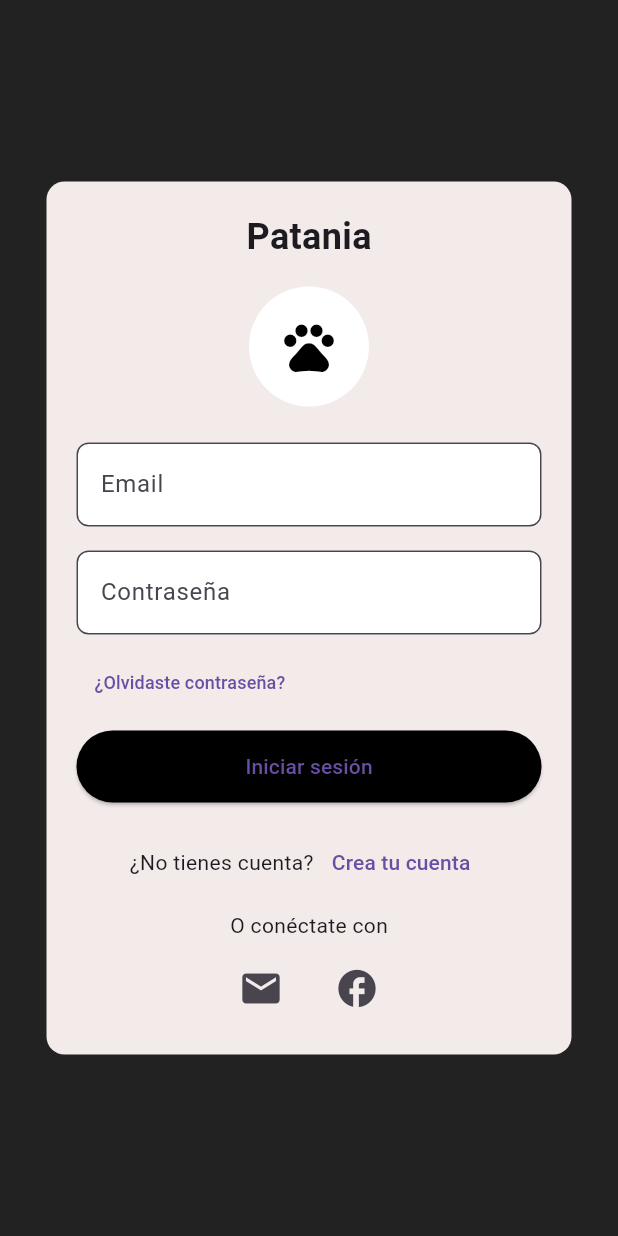
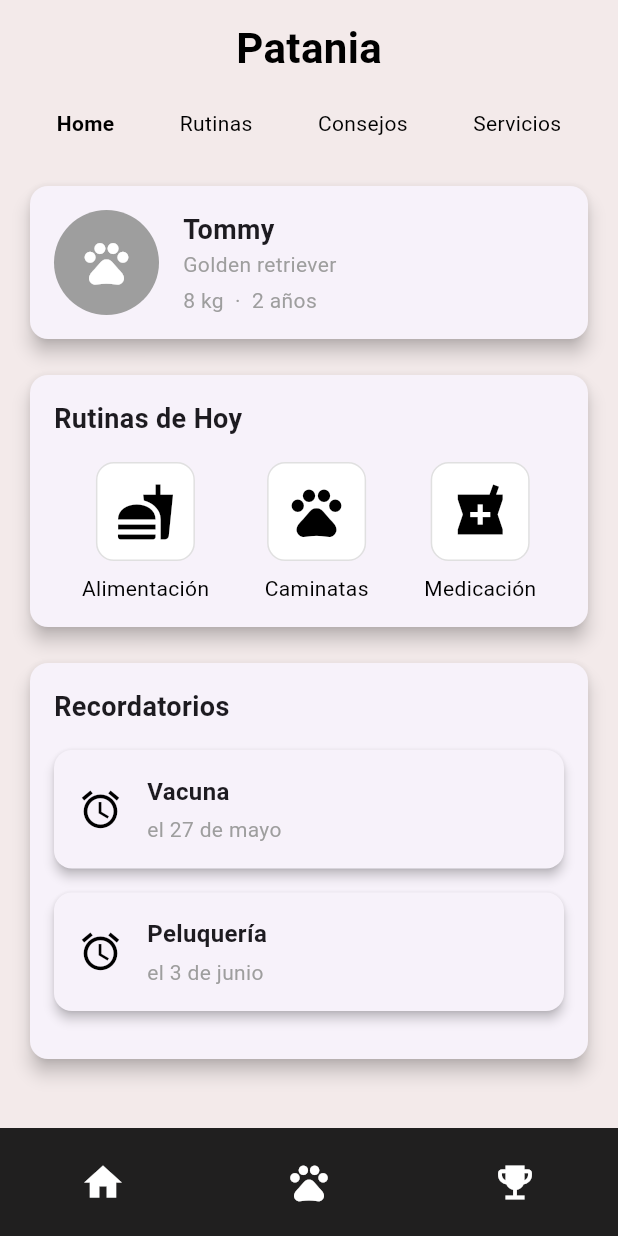
Before and after one commit to jmacabrera/Patania, a Flutter app: the screen it shows after launch, on a phone screen of 412 x 824 dp. Run offline on Flutter 3.47's test engine with Material 3 defaults, Android fonts, the phone set to English and light mode, and no system bars.

Commit message:
feat: Implementacion de HomeScreen y formulario de registro con UI ajustada

```diff
--- /dev/null
+++ b/lib/home_pr.dart
@@ -0,0 +1,320 @@
+import 'package:flutter/material.dart';
+
+// Definición de la pantalla principal (Home) como un StatefulWidget
+// porque contendrá estado (ej. la selección de la pestaña superior)
+class HomeScreen extends StatefulWidget {
+  const HomeScreen({super.key});
+
+  @override
+  State<HomeScreen> createState() => _HomeScreenState();
+}
+
+class _HomeScreenState extends State<HomeScreen> {
+  // Índice para controlar la pestaña seleccionada en la navegación superior
+  int _selectedTabIndex =
+      0; // 0 para Home, 1 para Rutinas, 2 para Consejos, 3 para Servicios
+
+  // Función para construir cada pestaña de navegación superior
+  Widget _buildNavTab(String label, int index) {
+    // GestureDetector para hacer que el texto sea clickeable
+    return GestureDetector(
+      onTap: () {
+        setState(() {
+          _selectedTabIndex =
+              index; // Actualiza el índice de la pestaña seleccionada
+          // Aquí puedes añadir lógica para cambiar el contenido de la pantalla
+          // basado en la pestaña seleccionada, o navegar a otras pantallas.
+          debugPrint('Pestaña seleccionada: $label');
+        });
+      },
+      child: Column(
+        children: [
+          Text(
+            label,
+            style: TextStyle(
+              fontWeight: _selectedTabIndex == index
+                  ? FontWeight.bold
+                  : FontWeight.normal,
+              // Eliminado el subrayado del texto de la pestaña seleccionada
+              decoration: TextDecoration.none, // Siempre sin subrayado
+              color: Colors.black, // El texto de las pestañas es negro
+            ),
+          ),
+          // Eliminado el indicador de línea debajo de la pestaña seleccionada
+          // if (_selectedTabIndex == index)
+          //   Container(
+          //     margin: const EdgeInsets.only(top: 4),
+          //     height: 2,
+          //     width: 30,
+          //     color: Colors.black, // Indicador debajo de la pestaña seleccionada
+          //   ),
+        ],
+      ),
+    );
+  }
+
+  // Función para construir un icono de rutina
+  Widget _buildRoutineIcon(IconData icon, String label) {
+    return Column(
+      children: [
+        Container(
+          padding: const EdgeInsets.all(12),
+          decoration: BoxDecoration(
+            color: Colors.white, // Fondo blanco para los iconos de rutina
+            borderRadius: BorderRadius.circular(12),
+            border: Border.all(color: Colors.grey[300]!), // Borde sutil
+          ),
+          child: Icon(icon,
+              size: 40,
+              color: Colors.black), // Icono de rutina (ej. hueso, pata)
+        ),
+        const SizedBox(height: 8),
+        Text(label,
+            style: const TextStyle(color: Colors.black)), // Texto del icono
+      ],
+    );
+  }
+
+  // Función para construir una tarjeta de recordatorio
+  Widget _buildReminderCard(IconData icon, String title, String date) {
+    return Card(
+      elevation: 3, // Sombra para la tarjeta de recordatorio
+      shape: RoundedRectangleBorder(borderRadius: BorderRadius.circular(12)),
+      margin: const EdgeInsets.only(bottom: 16),
+      child: Padding(
+        padding: const EdgeInsets.all(16),
+        child: Row(
+          children: [
+            Icon(icon,
+                size: 30,
+                color: Colors.black), // Icono del recordatorio (ej. reloj)
+            const SizedBox(width: 16),
+            Column(
+              crossAxisAlignment: CrossAxisAlignment.start,
+              children: [
+                Text(title,
+                    style: const TextStyle(
+                        fontWeight: FontWeight.bold,
+                        fontSize: 16)), // Título del recordatorio
+                const SizedBox(height: 4),
+                Text(date,
+                    style: const TextStyle(
+                        color: Colors.grey)), // Fecha del recordatorio
+              ],
+            ),
+          ],
+        ),
+      ),
+    );
+  }
+
+  @override
+  Widget build(BuildContext context) {
+    return Scaffold(
+      // El fondo de la pantalla Home es un color claro
+      backgroundColor:
+          const Color(0xFFF3EAEA), // Color de fondo claro como en la imagen
+      body: SafeArea(
+        // Asegura que el contenido no invada la barra de estado superior
+        child: Column(
+          children: [
+            // Sección superior (Título "Patania" y navegación de pestañas)
+            Container(
+              color: const Color(0xFFF3EAEA), // Fondo de esta sección
+              padding:
+                  const EdgeInsets.symmetric(vertical: 12.0, horizontal: 16.0),
+              child: Column(
+                children: [
+                  // Título principal de la aplicación
+                  const Text(
+                    'Patania',
+                    style: TextStyle(
+                      fontSize: 28.0,
+                      fontWeight: FontWeight.bold,
+                      color: Colors.black,
+                    ),
+                  ),
+                  const SizedBox(height: 20.0),
+                  // Navegación de pestañas (Home, Rutinas, Consejos, Servicios)
+                  Row(
+                    mainAxisAlignment: MainAxisAlignment.spaceAround,
+                    children: [
+                      _buildNavTab('Home', 0),
+                      _buildNavTab('Rutinas', 1),
+                      _buildNavTab('Consejos', 2),
+                      _buildNavTab('Servicios', 3),
+                    ],
+                  ),
+                ],
+              ),
+            ),
+            // La imagen del diseño tiene un espacio vertical
+            const SizedBox(height: 16.0),
+
+            // *******************************************************************
+            // INICIO DE LA CORRECCIÓN DE DESBORDAMIENTO
+            // Envolvemos el contenido principal en Expanded y SingleChildScrollView
+            // *******************************************************************
+            Expanded(
+              child: SingleChildScrollView(
+                child: Column(
+                  // Esta columna contendrá todas las tarjetas y secciones que necesitan scroll
+                  children: [
+                    // Sección de perfil de la mascota (Tommy)
+                    Padding(
+                      padding: const EdgeInsets.symmetric(horizontal: 16.0),
+                      child: Card(
+                        elevation: 5, // Sombra para la tarjeta de perfil
+                        shape: RoundedRectangleBorder(
+                            borderRadius: BorderRadius.circular(12)),
+                        child: Padding(
+                          padding: const EdgeInsets.all(16.0),
+                          child: Row(
+                            children: [
+                              // Imagen de Tommy (reemplaza con tu asset de imagen)
+                              const CircleAvatar(
+                                radius: 35,
+                                // backgroundImage: AssetImage('assets/tommy_dog.png'), // Asume que tienes esta imagen en 'assets/'
+                                backgroundColor: Colors
+                                    .grey, // Placeholder si no tienes la imagen
+                                child: Icon(Icons.pets,
+                                    size: 35,
+                                    color:
+                                        Colors.white), // Icono de placeholder
+                              ),
+                              const SizedBox(width: 16),
+                              Column(
+                                crossAxisAlignment: CrossAxisAlignment.start,
+                                children: [
+                                  const Text('Tommy',
+                                      style: TextStyle(
+                                          fontWeight: FontWeight.bold,
+                                          fontSize: 18)),
+                                  const Text('Golden retriever',
+                                      style: TextStyle(color: Colors.grey)),
+                                  const SizedBox(height: 4),
+                                  const Text('8 kg  ·  2 años',
+                                      style: TextStyle(color: Colors.grey)),
+                                ],
+                              ),
+                            ],
+                          ),
+                        ),
+                      ),
+                    ),
+                    const SizedBox(height: 16.0),
+
+                    // Sección "Rutinas de Hoy"
+                    Padding(
+                      padding: const EdgeInsets.symmetric(horizontal: 16.0),
+                      child: Card(
+                        elevation: 5,
+                        shape: RoundedRectangleBorder(
+                            borderRadius: BorderRadius.circular(12)),
+                        child: Padding(
+                          padding: const EdgeInsets.all(16.0),
+                          child: Column(
+                            crossAxisAlignment: CrossAxisAlignment.start,
+                            children: [
+                              const Text('Rutinas de Hoy',
+                                  style: TextStyle(
+                                      fontWeight: FontWeight.bold,
+                                      fontSize: 18)),
+                              const SizedBox(height: 16),
+                              Row(
+                                mainAxisAlignment: MainAxisAlignment
+                                    .spaceAround, // Espacio equitativo entre iconos
+                                children: [
+                                  _buildRoutineIcon(Icons.fastfood,
+                                      'Alimentación'), // Icono de comida
+                                  _buildRoutineIcon(Icons.pets,
+                                      'Caminatas'), // Icono de pata o paseo
+                                  _buildRoutineIcon(Icons.local_pharmacy,
+                                      'Medicación'), // Icono de medicina
+                                ],
+                              ),
+                            ],
+                          ),
+                        ),
+                      ),
+                    ),
+                    const SizedBox(height: 16.0),
+
+                    // Sección "Recordatorios"
+                    Padding(
+                      padding: const EdgeInsets.symmetric(horizontal: 16.0),
+                      child: Card(
+                        elevation: 5,
+                        shape: RoundedRectangleBorder(
+                            borderRadius: BorderRadius.circular(12)),
+                        child: Padding(
+                          padding: const EdgeInsets.all(16.0),
+                          child: Column(
+                            crossAxisAlignment: CrossAxisAlignment.start,
+                            children: [
+                              const Text('Recordatorios',
+                                  style: TextStyle(
+                                      fontWeight: FontWeight.bold,
+                                      fontSize: 18)),
+                              const SizedBox(height: 16),
+                              _buildReminderCard(Icons.alarm, 'Vacuna',
+                                  'el 27 de mayo'), // Icono de alarma
+                              _buildReminderCard(Icons.alarm, 'Peluquería',
+                                  'el 3 de junio'), // Icono de alarma
+                              // Puedes añadir más recordatorios aquí y la pantalla hará scroll
+                              // _buildReminderCard(Icons.alarm, 'Otro', 'Fecha'),
+                              // _buildReminderCard(Icons.alarm, 'Otro más', 'Fecha'),
+                            ],
+                          ),
+                        ),
+                      ),
+                    ),
+                    const SizedBox(
+                        height:
+                            16.0), // Espacio al final de la última tarjeta antes del borde de la pantalla
+                  ],
+                ),
+              ),
+            ),
+            // *******************************************************************
+            // FIN DE LA CORRECCIÓN DE DESBORDAMIENTO
+            // *******************************************************************
+          ],
+        ),
+      ),
+      // Barra de navegación inferior
+      bottomNavigationBar: Container(
+        color: Colors.black87, // Fondo oscuro para la barra inferior
+        padding: const EdgeInsets.symmetric(vertical: 12),
+        child: Row(
+          mainAxisAlignment: MainAxisAlignment.spaceAround,
+          children: [
+            IconButton(
+              icon: const Icon(Icons.home,
+                  color: Colors.white, size: 30), // Icono Home
+              onPressed: () {
+                // Lógica de navegación o estado
+                debugPrint('Navegar a Home');
+              },
+            ),
+            IconButton(
+              icon: const Icon(Icons.pets,
+                  color: Colors.white,
+                  size: 30), // Icono de mascota (ej. para rutinas/perfil)
+              onPressed: () {
+                debugPrint('Navegar a Rutinas o Perfil');
+              },
+            ),
+            IconButton(
+              icon: const Icon(Icons.emoji_events,
+                  color: Colors.white, size: 30), // Icono de premios/logros
+              onPressed: () {
+                debugPrint('Navegar a Logros');
+              },
+            ),
+          ],
+        ),
+      ),
+    );
+  }
+}
--- a/lib/main.dart
+++ b/lib/main.dart
@@ -1,5 +1,6 @@
 import 'package:flutter/material.dart';
-
+import 'package:patania_app/registro_form.dart';
+import 'package:patania_app/home_pr.dart';
 
 void main() => runApp(patania_app());
 
@@ -7,7 +8,7 @@ class patania_app extends StatelessWidget {
   @override
   Widget build(BuildContext context) {
     return MaterialApp(
-      home: LoginScreen(),
+      home: HomeScreen(),
       debugShowCheckedModeBanner: false,
     );
   }
@@ -45,7 +46,8 @@ class LoginScreen extends StatelessWidget {
                   hintText: 'Email',
                   filled: true,
                   fillColor: Colors.white,
-                  border: OutlineInputBorder(borderRadius: BorderRadius.circular(8)),
+                  border: OutlineInputBorder(
+                      borderRadius: BorderRadius.circular(8)),
                 ),
               ),
               SizedBox(height: 16),
@@ -55,7 +57,8 @@ class LoginScreen extends StatelessWidget {
                   hintText: 'Contraseña',
                   filled: true,
                   fillColor: Colors.white,
-                  border: OutlineInputBorder(borderRadius: BorderRadius.circular(8)),
+                  border: OutlineInputBorder(
+                      borderRadius: BorderRadius.circular(8)),
                 ),
               ),
               SizedBox(height: 8),
@@ -63,7 +66,8 @@ class LoginScreen extends StatelessWidget {
                 alignment: Alignment.centerLeft,
                 child: TextButton(
                   onPressed: () {},
-                  child: Text('¿Olvidaste contraseña?', style: TextStyle(fontSize: 12)),
+                  child: Text('¿Olvidaste contraseña?',
+                      style: TextStyle(fontSize: 12)),
                 ),
               ),
               SizedBox(height: 8),
@@ -149,7 +153,8 @@ class ConsejosScreen extends StatelessWidget {
                   Column(
                     crossAxisAlignment: CrossAxisAlignment.start,
                     children: [
-                      Text('Tommy', style: TextStyle(fontWeight: FontWeight.bold)),
+                      Text('Tommy',
+                          style: TextStyle(fontWeight: FontWeight.bold)),
                       Text('Golden retriever'),
                       Text('8 kg   ·   2 años'),
                     ],
@@ -198,7 +203,9 @@ class ConsejosScreen extends StatelessWidget {
                 mainAxisAlignment: MainAxisAlignment.spaceAround,
                 children: [
                   Icon(Icons.home, color: Colors.white),
-                  Icon(Icons.pets, color: Colors.white), // Necesitarías un ícono personalizado
+                  Icon(Icons.pets,
+                      color:
+                          Colors.white), // Necesitarías un ícono personalizado
                   Icon(Icons.emoji_events, color: Colors.white),
                 ],
               ),
@@ -216,7 +223,8 @@ class ConsejosScreen extends StatelessWidget {
           label,
           style: TextStyle(
             fontWeight: isSelected ? FontWeight.bold : FontWeight.normal,
-            decoration: isSelected ? TextDecoration.underline : TextDecoration.none,
+            decoration:
+                isSelected ? TextDecoration.underline : TextDecoration.none,
           ),
         ),
       ],
@@ -250,8 +258,7 @@ class ConsejosScreen extends StatelessWidget {
                 ],
               ),
             ),
-            if (hasFavorite)
-              Icon(Icons.favorite_border),
+            if (hasFavorite) Icon(Icons.favorite_border),
           ],
         ),
       ),
```
Also changed, not shown: lib/registro_form.dart (added, +232 -0 lines).
